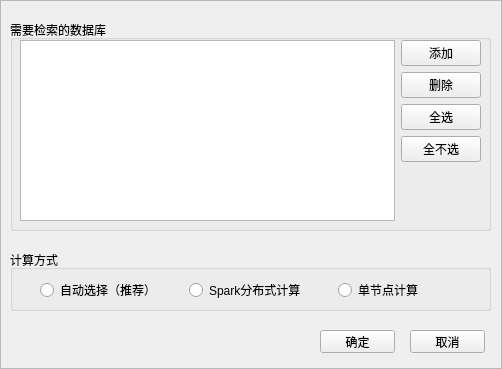
Old version of the form GUI/setwindow.ui in the repository MuteString/Large-scale-video-storage-and-analysis.
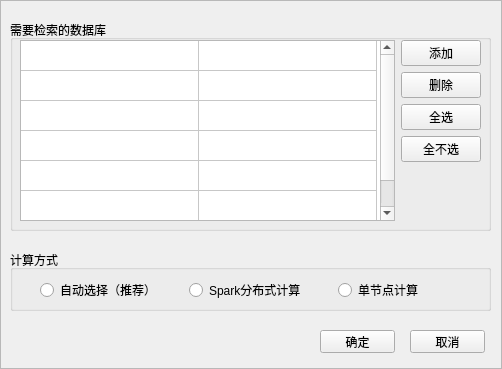
New version of the form.

Commit message: 添加了设置页面

```diff
--- a/GUI/setwindow.ui
+++ b/GUI/setwindow.ui
@@ -96,7 +96,31 @@
       </layout>
      </item>
      <item row="0" column="0">
-      <widget class="QTableWidget" name="tableWidget"/>
+      <widget class="QTableWidget" name="tableWidget">
+       <property name="rowCount">
+        <number>6</number>
+       </property>
+       <property name="columnCount">
+        <number>2</number>
+       </property>
+       <attribute name="horizontalHeaderVisible">
+        <bool>false</bool>
+       </attribute>
+       <attribute name="horizontalHeaderDefaultSectionSize">
+        <number>178</number>
+       </attribute>
+       <attribute name="verticalHeaderVisible">
+        <bool>false</bool>
+       </attribute>
+       <row/>
+       <row/>
+       <row/>
+       <row/>
+       <row/>
+       <row/>
+       <column/>
+       <column/>
+      </widget>
      </item>
     </layout>
    </widget>
```
Left out of the diff: 5 changed lines with no effect on the pictures.
